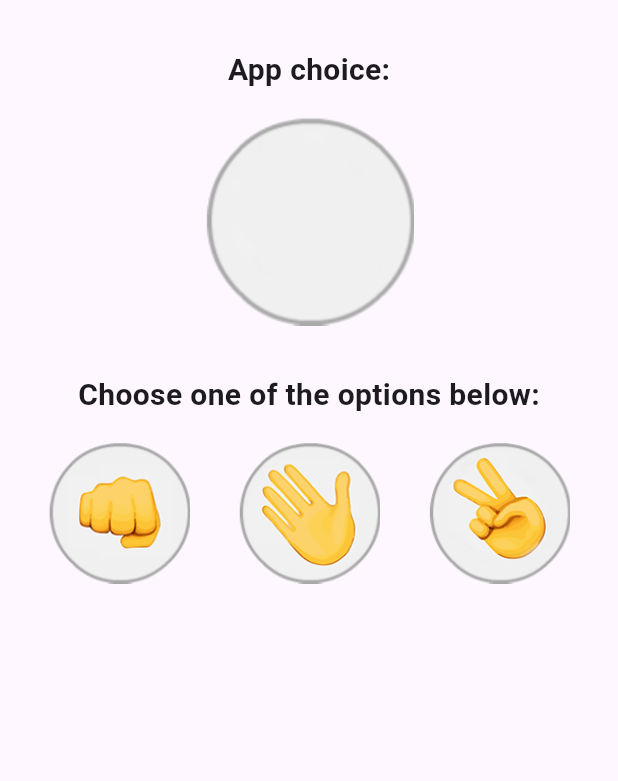
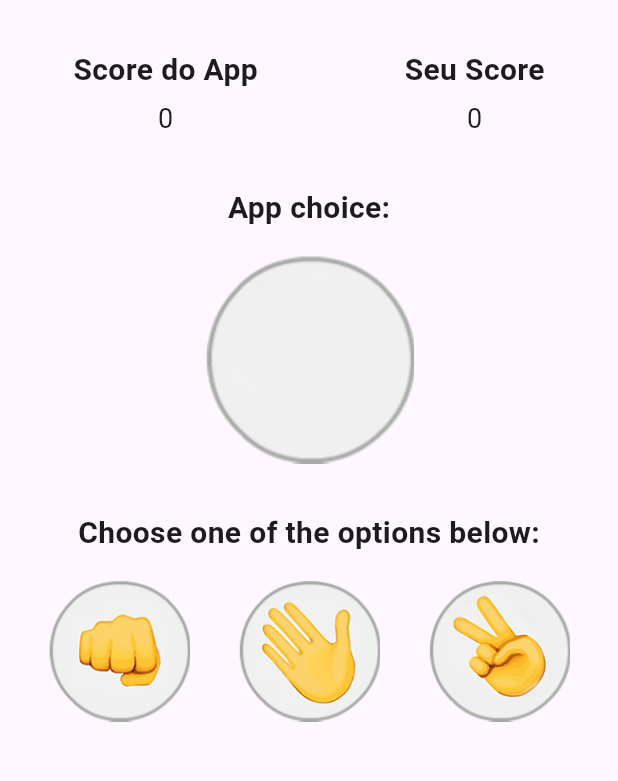
Before and after one commit to Romario-Negreiros/Joken_po, a Flutter app: the screen it shows after launch, on a phone screen of 412 x 824 dp, the part 84-865 px from its top. Run offline on Flutter 3.47's test engine with Material 3 defaults, Android fonts, the phone set to English and light mode, and no system bars.

Commit message:
Add game results view

```diff
--- a/lib/main.dart
+++ b/lib/main.dart
@@ -92,6 +92,31 @@ class _HomeState extends State<Home> {
         ),
         body: Column(crossAxisAlignment: CrossAxisAlignment.center, children: [
           Padding(
+              padding: EdgeInsets.only(top: 32),
+              child: Row(
+                mainAxisAlignment: MainAxisAlignment.spaceEvenly,
+                crossAxisAlignment: CrossAxisAlignment.center,
+                children: [
+                  Column(
+                    children: [
+                      Text("Score do App", style: TextStyle(fontSize: 20, fontWeight: FontWeight.bold)),
+                      Padding(
+                          padding: EdgeInsets.only(top: 5),
+                          child: Text("$appScore", style: TextStyle(fontSize: 18)))
+                    ],
+                  ),
+                  Text(result, style: TextStyle(fontSize: 18, decoration: TextDecoration.underline, decorationColor: Colors.purple)),
+                  Column(
+                    children: [
+                      Text("Seu Score", style: TextStyle(fontSize: 20, fontWeight: FontWeight.bold)),
+                      Padding(
+                          padding: EdgeInsets.only(top: 5),
+                          child: Text("$userScore", style: TextStyle(fontSize: 18)))
+                    ],
+                  )
+                ],
+              )),
+          Padding(
               padding: EdgeInsets.only(top: 32, bottom: 16),
               child: Text("App choice:",
                   style: TextStyle(fontSize: 20, fontWeight: FontWeight.bold))),
```
